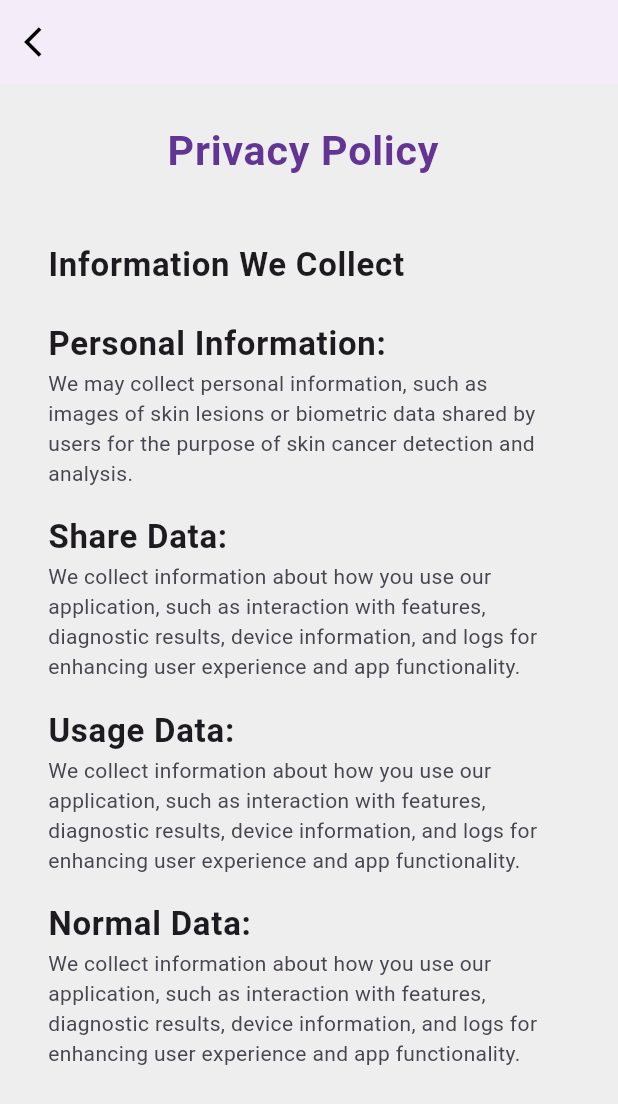
After one commit to muhammad-asim786/Skin_caner, a Flutter app: the PrivacyPolicyPage screen opened directly, on a phone screen of 412 x 824 dp. The commit adds this screen. Shown: the top 1104 px of the screen. Run offline on Flutter 3.47's test engine with Material 3 defaults, Android fonts, the phone set to English and light mode, and no system bars; our stand-ins replace flutter_screenutil, get, google_fonts, simple_animations.

Commit message:
Put some Animation To navigate another pages

```diff
--- a/lib/screens/my_body_screen/my_body_screen.dart
+++ b/lib/screens/my_body_screen/my_body_screen.dart
@@ -1,4 +1,5 @@
 import 'package:canecer_scan/core/constant/color.dart';
+import 'package:canecer_scan/screens/cancer_type_details_screen/cancer_type_details_screen.dart';
 import 'package:canecer_scan/screens/widgets/cancer_card_horizantol_widget.dart';
 import 'package:flutter/material.dart';
 import 'package:flutter_screenutil/flutter_screenutil.dart';
@@ -62,7 +63,13 @@ class MyBodyScreen extends StatelessWidget {
                   ),
                   SizedBox(height: 20.h),
                   GestureDetector(
-                    onTap: () => Get.to(() => const ViewAllScreen()),
+                    onTap: () {
+                      Get.to(
+                        () => const ViewAllScreen(),
+                        transition: Transition.rightToLeft,
+                        duration: const Duration(milliseconds: 500),
+                      );
+                    },
                     child: Row(
                       mainAxisAlignment: MainAxisAlignment.spaceBetween,
                       children: [
@@ -98,11 +105,22 @@ class MyBodyScreen extends StatelessWidget {
                 shrinkWrap: true,
                 itemCount: cancerTypes.length,
                 itemBuilder: (context, index) {
-                  return CanerHorizantolCard(
-                    image: cancerTypes[index].image.first,
-                    name: cancerTypes[index].name,
-                    description: cancerTypes[index].description,
-                    recipeIndex: index,
+                  return InkWell(
+                    onTap: () {
+                      Get.to(
+                        () => CancerTypeDetailsScreen(
+                          cancerType: cancerTypes[index],
+                        ),
+                        transition: Transition.rightToLeft,
+                        duration: const Duration(milliseconds: 500),
+                      );
+                    },
+                    child: CanerHorizantolCard(
+                      image: cancerTypes[index].image.first,
+                      name: cancerTypes[index].name,
+                      description: cancerTypes[index].description,
+                      recipeIndex: index,
+                    ),
                   );
                 },
               ),
--- /dev/null
+++ b/lib/screens/privacy_policy_screen/pricacy_policy_screen.dart
@@ -0,0 +1,84 @@
+import 'package:canecer_scan/core/constant/color.dart';
+import 'package:flutter/material.dart';
+import 'package:flutter_screenutil/flutter_screenutil.dart';
+import 'package:get/get_core/src/get_main.dart';
+import 'package:get/get_navigation/get_navigation.dart';
+
+class PrivacyPolicyPage extends StatelessWidget {
+  const PrivacyPolicyPage({super.key});
+
+  @override
+  Widget build(BuildContext context) {
+    return Scaffold(
+      backgroundColor: greyColor,
+      appBar: AppBar(
+        centerTitle: true,
+        leading: IconButton(
+            onPressed: () => Get.back(),
+            icon: const Icon(Icons.arrow_back_ios, color: blackColor)),
+        elevation: 2,
+      ),
+      body: Padding(
+        padding: const EdgeInsets.all(16.0),
+        child: ListView(
+          children: [
+            ListTile(
+              title: Center(
+                child: Text(
+                  'Privacy Policy',
+                  style: TextStyle(
+                      fontSize: 25.sp,
+                      fontWeight: FontWeight.bold,
+                      color: primaryColor),
+                ),
+              ),
+            ),
+            SizedBox(height: 20.h),
+            ListTile(
+              title: Text(
+                'Information We Collect',
+                style: TextStyle(fontSize: 20.sp, fontWeight: FontWeight.bold),
+              ),
+            ),
+            ListTile(
+              title: Text(
+                'Personal Information:',
+                style: TextStyle(fontSize: 20.sp, fontWeight: FontWeight.bold),
+              ),
+              subtitle: const Text(
+                'We may collect personal information, such as images of skin lesions or biometric data shared by users for the purpose of skin cancer detection and analysis.',
+              ),
+            ),
+            ListTile(
+              title: Text(
+                'Share Data:',
+                style: TextStyle(fontSize: 20.sp, fontWeight: FontWeight.bold),
+              ),
+              subtitle: const Text(
+                'We collect information about how you use our application, such as interaction with features, diagnostic results, device information, and logs for enhancing user experience and app functionality.',
+              ),
+            ),
+            ListTile(
+              title: Text(
+                'Usage Data:',
+                style: TextStyle(fontSize: 20.sp, fontWeight: FontWeight.bold),
+              ),
+              subtitle: const Text(
+                'We collect information about how you use our application, such as interaction with features, diagnostic results, device information, and logs for enhancing user experience and app functionality.',
+              ),
+            ),
+            ListTile(
+              title: Text(
+                'Normal Data:',
+                style: TextStyle(fontSize: 20.sp, fontWeight: FontWeight.bold),
+              ),
+              subtitle: const Text(
+                'We collect information about how you use our application, such as interaction with features, diagnostic results, device information, and logs for enhancing user experience and app functionality.',
+              ),
+            ),
+          ],
+        ),
+      ),
+    );
+  }
+}
--- a/lib/screens/profile_screen/profile_screen.dart
+++ b/lib/screens/profile_screen/profile_screen.dart
@@ -1,6 +1,7 @@
 import 'package:canecer_scan/core/constant/color.dart';
 import 'package:canecer_scan/core/utils/utils.dart';
 import 'package:canecer_scan/screens/change_password_screen/change_password_screen.dart';
+import 'package:canecer_scan/screens/privacy_policy_screen/pricacy_policy_screen.dart';
 import 'package:canecer_scan/screens/profile_details_screen/profile_details_screen.dart';
 import 'package:canecer_scan/screens/profile_screen/profile_model.dart';
 import 'package:canecer_scan/screens/widgets/custom_text.dart';
@@ -41,7 +42,7 @@ class ProfileScreen extends StatelessWidget {
                         } else if (index == 3) {
                           // Add your edit functionality here
                         } else if (index == 4) {
-                          // Add your edit functionality here
+                          Get.to(() => const PrivacyPolicyPage());
                         } else if (index == 5) {
                           Get.to(() => const ChangePasswordScreen());
                         } else if (index == 6) {
```
